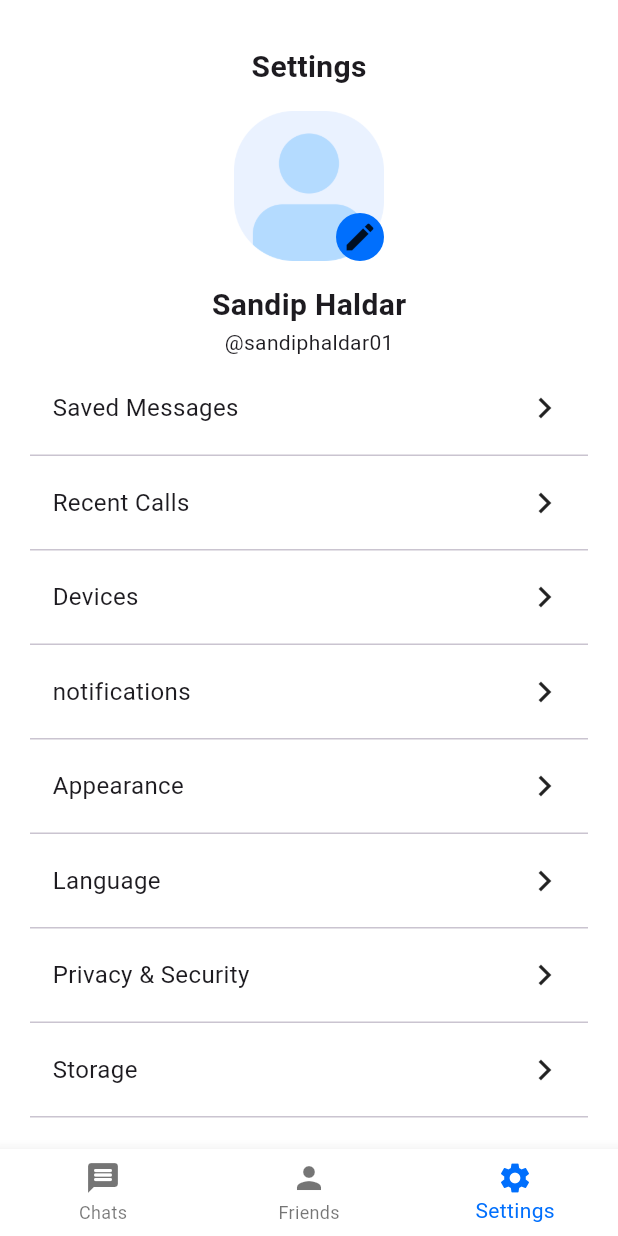
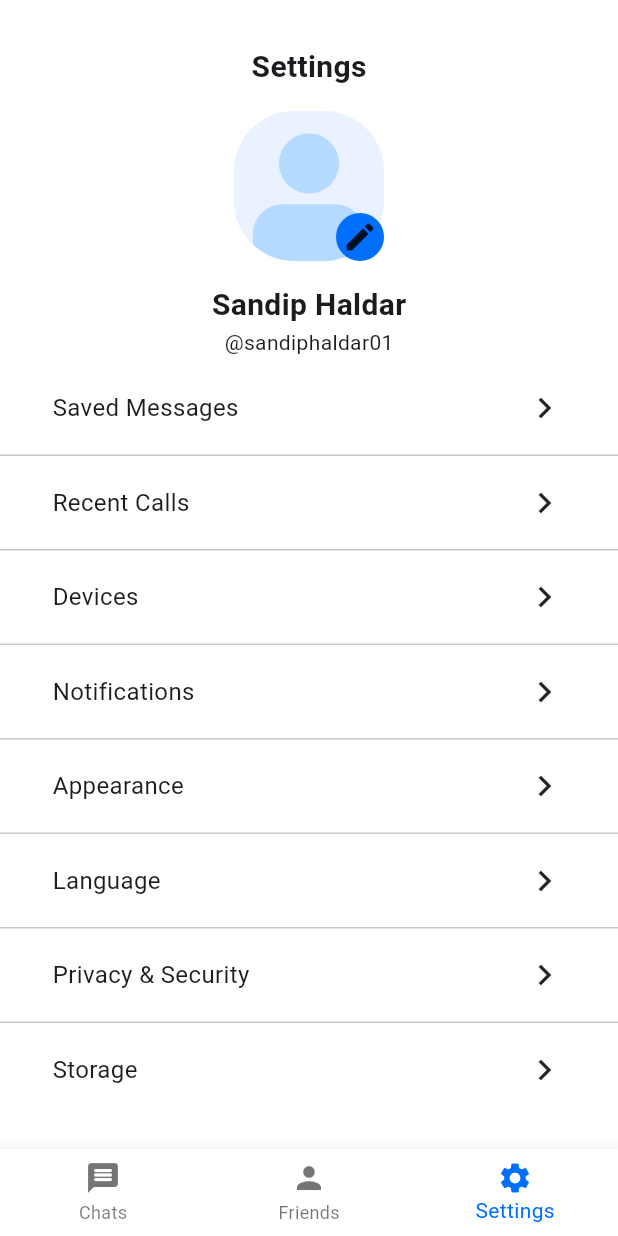
Before and after one commit to sandiphaldar01/multipurpose, a Flutter app: the MainPage screen opened directly, item 3 of the bottom bar chosen, on a phone screen of 412 x 824 dp. Run offline on Flutter 3.47's test engine with Material 3 defaults, Android fonts, the phone set to English and light mode, and no system bars; our stand-ins replace carousel_slider, flutter_svg.

Commit message:
add list view in setting page

```diff
--- a/lib/settings.dart
+++ b/lib/settings.dart
@@ -9,6 +9,17 @@ class Settings extends StatefulWidget {
 }
 
 class _SettingsState extends State<Settings> {
+
+  List<String> settings = [
+    'Saved Messages',
+    'Recent Calls',
+    'Devices',
+    'Notifications',
+    'Appearance',
+    'Language',
+    'Privacy & Security',
+    'Storage'
+  ];
   @override
   Widget build(BuildContext context) {
     return Container(
@@ -59,94 +70,103 @@ class _SettingsState extends State<Settings> {
                 '@sandiphaldar01'
               ),
               SizedBox(height: 20,),
-              SettingsItems(
-                items: 'Saved Messages'
-              ),
-              Padding(
-                padding: EdgeInsets.symmetric(
-                  horizontal: 20
+              // SettingsItems(
+              //   items: 'Saved Messages'
+              // ),
+              // Padding(
+              //   padding: EdgeInsets.symmetric(
+              //     horizontal: 20
+              //   ),
+              //   child: Divider(
+              //     height: 35,
+              //   ),
+              // ),
+              // SettingsItems(
+              //   items: 'Recent Calls'
+              // ),
+              // Padding(
+              //   padding: EdgeInsets.symmetric(
+              //     horizontal: 20
+              //   ),
+              //   child: Divider(
+              //     height: 35,
+              //   ),
+              // ),
+              // SettingsItems(
+              //   items: 'Devices'
+              // ),
+              // Padding(
+              //   padding: EdgeInsets.symmetric(
+              //     horizontal: 20
+              //   ),
+              //   child: Divider(
+              //     height: 35,
+              //   ),
+              // ),
+              // SettingsItems(
+              //   items: 'notifications'
+              // ),
+              // Padding(
+              //   padding: EdgeInsets.symmetric(
+              //     horizontal: 20
+              //   ),
+              //   child: Divider(
+              //     height: 35,
+              //   ),
+              // ),
+              // SettingsItems(
+              //   items: 'Appearance'
+              // ),
+              // Padding(
+              //   padding: EdgeInsets.symmetric(
+              //     horizontal: 20
+              //   ),
+              //   child: Divider(
+              //     height: 35,
+              //   ),
+              // ),
+              // SettingsItems(
+              //   items: 'Language'
+              // ),
+              // Padding(
+              //   padding: EdgeInsets.symmetric(
+              //     horizontal: 20
+              //   ),
+              //   child: Divider(
+              //     height: 35,
+              //   ),
+              // ),
+              // SettingsItems(
+              //   items: 'Privacy & Security'
+              // ),
+              // Padding(
+              //   padding: EdgeInsets.symmetric(
+              //     horizontal: 20
+              //   ),
+              //   child: Divider(
+              //     height: 35,
+              //   ),
+              // ),
+              // SettingsItems(
+              //   items: 'Storage'
+              // ),
+              // Padding(
+              //   padding: EdgeInsets.symmetric(
+              //     horizontal: 20
+              //   ),
+              //   child: Divider(
+              //     height: 35,
+              //   ),
+              // ),
+              Flexible(
+                child: ListView.separated(
+                  itemBuilder: (context, i) => SettingsItems(
+                    items: settings[i]
+                  ),
+                  separatorBuilder: (context, index) => Divider(height: 35,),
+                  itemCount: settings.length
                 ),
-                child: Divider(
-                  height: 35,
-                ),
-              ),
-              SettingsItems(
-                items: 'Recent Calls'
-              ),
-              Padding(
-                padding: EdgeInsets.symmetric(
-                  horizontal: 20
-                ),
-                child: Divider(
-                  height: 35,
-                ),
-              ),
-              SettingsItems(
-                items: 'Devices'
-              ),
-              Padding(
-                padding: EdgeInsets.symmetric(
-                  horizontal: 20
-                ),
-                child: Divider(
-                  height: 35,
-                ),
-              ),
-              SettingsItems(
-                items: 'notifications'
-              ),
-              Padding(
-                padding: EdgeInsets.symmetric(
-                  horizontal: 20
-                ),
-                child: Divider(
-                  height: 35,
-                ),
-              ),
-              SettingsItems(
-                items: 'Appearance'
-              ),
-              Padding(
-                padding: EdgeInsets.symmetric(
-                  horizontal: 20
-                ),
-                child: Divider(
-                  height: 35,
-                ),
-              ),
-              SettingsItems(
-                items: 'Language'
-              ),
-              Padding(
-                padding: EdgeInsets.symmetric(
-                  horizontal: 20
-                ),
-                child: Divider(
-                  height: 35,
-                ),
-              ),
-              SettingsItems(
-                items: 'Privacy & Security'
-              ),
-              Padding(
-                padding: EdgeInsets.symmetric(
-                  horizontal: 20
-                ),
-                child: Divider(
-                  height: 35,
-                ),
-              ),
-              SettingsItems(
-                items: 'Storage'
-              ),
-              Padding(
-                padding: EdgeInsets.symmetric(
-                  horizontal: 20
-                ),
-                child: Divider(
-                  height: 35,
-                ),
-              ),
+              )
             ],
           ),
         ),
```
